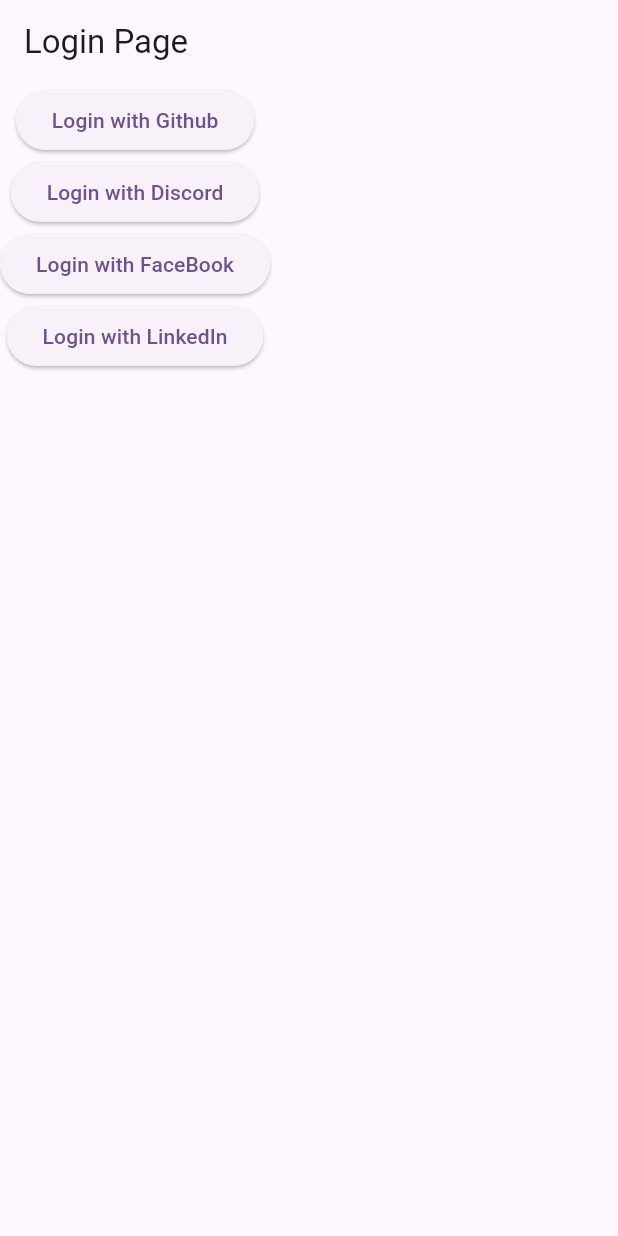
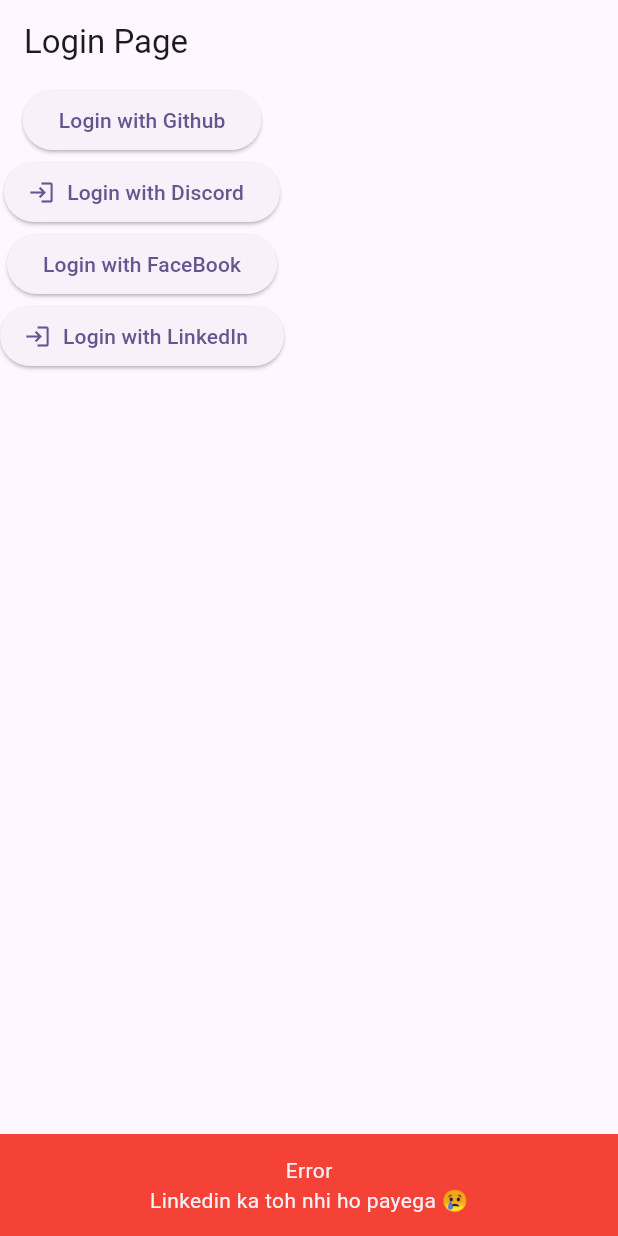
Before and after one commit to raman04-byte/appwrite_oAuth_testing, a Flutter app: the screen it shows after launch, after a tap on "Login with LinkedIn", on a phone screen of 412 x 824 dp. Run offline on Flutter 3.47's test engine with Material 3 defaults, Android fonts, the phone set to English and light mode, and no system bars; our stand-ins replace appwrite.

Commit message:
New Update

```diff
--- a/lib/common/other/loading_elevated_button.dart
+++ b/lib/common/other/loading_elevated_button.dart
@@ -46,7 +46,7 @@ class _LoadingElevatedButtonState extends State<LoadingElevatedButton> {
                 log("Error: $e");
                 showError(
                   context,
-                  'error',
+                  'Error',
                   e.toString(),
                 );
                 if (widget.errorHandler != null) widget.errorHandler!(e);
--- a/lib/home.dart
+++ b/lib/home.dart
@@ -14,8 +14,10 @@ class _HomePageState extends State<HomePage> {
       appBar: AppBar(
         title: const Text('Home Page'),
       ),
-      body: const Center(
-        child: Text('Welcome to the Home Page!'),
+      body: const Column(
+        children: [
+          Text('Welcome to the Home Page!'),
+        ],
       ),
     );
   }
--- a/lib/login.dart
+++ b/lib/login.dart
@@ -1,4 +1,5 @@
 import 'package:flutter/material.dart';
+import 'package:testing/common/other/loading_elevated_button.dart';
 
 class LoginPage extends StatefulWidget {
   const LoginPage({super.key});
@@ -18,12 +19,20 @@ class _LoginPageState extends State<LoginPage> {
         children: [
           ElevatedButton(
               onPressed: () {}, child: const Text('Login with Github')),
-          ElevatedButton(
-              onPressed: () {}, child: const Text('Login with Discord')),
+          LoadingElevatedButton(
+            onPressed: () async {},
+            label: const Text('Login with Discord'),
+            icon: const Icon(Icons.login),
+          ),
           ElevatedButton(
               onPressed: () {}, child: const Text('Login with FaceBook')),
-          ElevatedButton(
-              onPressed: () {}, child: const Text('Login with LinkedIn')),
+          LoadingElevatedButton(
+            icon: const Icon(Icons.login),
+            onPressed: () async {
+              throw 'Linkedin ka toh nhi ho payega 😢';
+            },
+            label: const Text('Login with LinkedIn'),
+          ),
         ],
       ),
     );
--- a/lib/services/notification_service.dart
+++ b/lib/services/notification_service.dart
@@ -9,6 +9,7 @@ void showMsg(BuildContext context, String title, String description) {
   description = description.sanitised;
   ScaffoldMessenger.of(context).showSnackBar(
     SnackBar(
+      backgroundColor: Colors.green,
       content: Column(
         children: [
           Text(title),
```
Also changed, not shown: lib/globals/appwrite.dart (+0 -27 lines).
